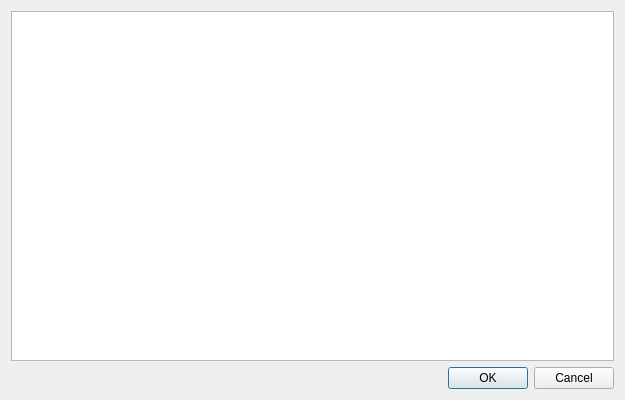
Qt form ui/src_view.ui (iocroblab/coindesigner) before a commit.
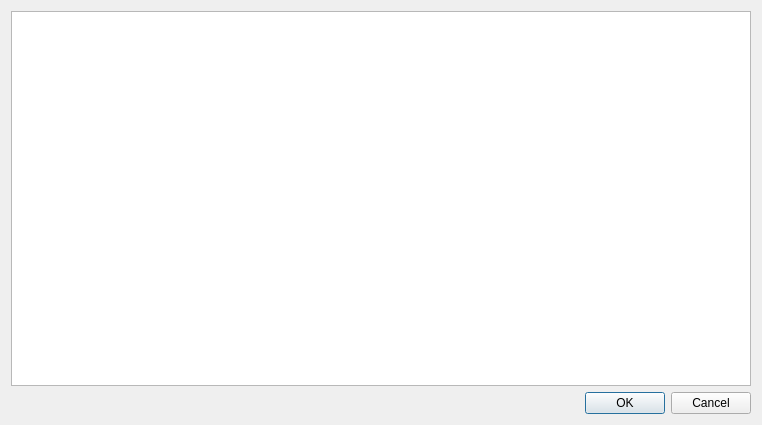
The same form after that commit.

```diff
--- a/ui/src_view.ui
+++ b/ui/src_view.ui
@@ -5,8 +5,8 @@
    <rect>
     <x>0</x>
     <y>0</y>
-    <width>625</width>
-    <height>400</height>
+    <width>762</width>
+    <height>425</height>
    </rect>
   </property>
   <property name="windowTitle" >
```
